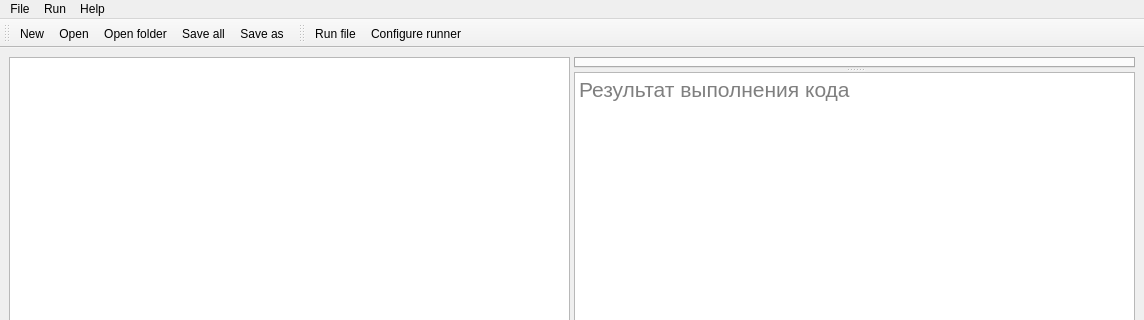
This is interface.ui in Mot0511/CodeMaster as Qt 5 draws it before an edit; both pictures show x 0 to 1144 and y 0 to 320 of the 1144 by 794 pixel window. The edited form follows.
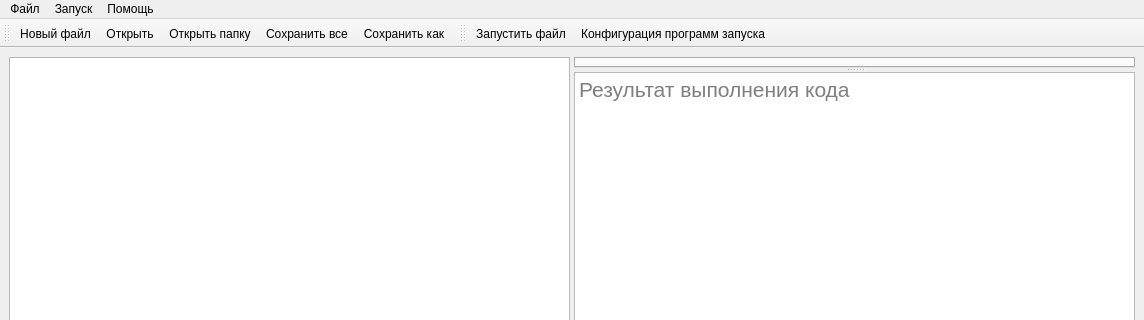
This is the edited form. Icons and pictures are not drawn.

```diff
--- a/interface.ui
+++ b/interface.ui
@@ -75,7 +75,7 @@
    </property>
    <widget class="QMenu" name="menuFile">
     <property name="title">
-     <string>File</string>
+     <string>Файл</string>
     </property>
     <addaction name="actionNew"/>
     <addaction name="actionOpen"/>
@@ -90,13 +90,13 @@
    </widget>
    <widget class="QMenu" name="menuHelp">
     <property name="title">
-     <string>Help</string>
+     <string>Помощь</string>
     </property>
     <addaction name="actionAbout_CodeMaster"/>
    </widget>
    <widget class="QMenu" name="menuRun">
     <property name="title">
-     <string>Run</string>
+     <string>Запуск</string>
     </property>
     <addaction name="actionRun_file"/>
     <addaction name="actionRun_project"/>
@@ -141,7 +141,7 @@
      <normaloff>icons/open_file.png</normaloff>icons/open_file.png</iconset>
    </property>
    <property name="text">
-    <string>Open</string>
+    <string>Открыть</string>
    </property>
   </action>
   <action name="actionSave">
@@ -159,7 +159,7 @@
      <normaloff>icons/save_as.png</normaloff>icons/save_as.png</iconset>
    </property>
    <property name="text">
-    <string>Save as</string>
+    <string>Сохранить как</string>
    </property>
   </action>
   <action name="actionSave_all">
@@ -168,7 +168,7 @@
      <normaloff>icons/save.png</normaloff>icons/save.png</iconset>
    </property>
    <property name="text">
-    <string>Save all</string>
+    <string>Сохранить все</string>
    </property>
   </action>
   <action name="actionClose">
@@ -229,7 +229,7 @@
      <normaloff>icons/new.png</normaloff>icons/new.png</iconset>
    </property>
    <property name="text">
-    <string>New</string>
+    <string>Новый файл</string>
    </property>
   </action>
   <action name="actionOpen_folder">
@@ -238,7 +238,7 @@
      <normaloff>icons/open_folder.png</normaloff>icons/open_folder.png</iconset>
    </property>
    <property name="text">
-    <string>Open folder</string>
+    <string>Открыть папку</string>
    </property>
   </action>
   <action name="actionRun_file">
@@ -247,7 +247,7 @@
      <normaloff>icons/run (2).png</normaloff>icons/run (2).png</iconset>
    </property>
    <property name="text">
-    <string>Run file</string>
+    <string>Запустить файл</string>
    </property>
   </action>
   <action name="actionRun_project">
@@ -261,7 +261,7 @@
      <normaloff>icons/configurate.png</normaloff>icons/configurate.png</iconset>
    </property>
    <property name="text">
-    <string>Configure runner</string>
+    <string>Конфигурация программ запуска</string>
    </property>
   </action>
  </widget>
```
Left out of the diff: 10 changed lines with no effect on the pictures.
